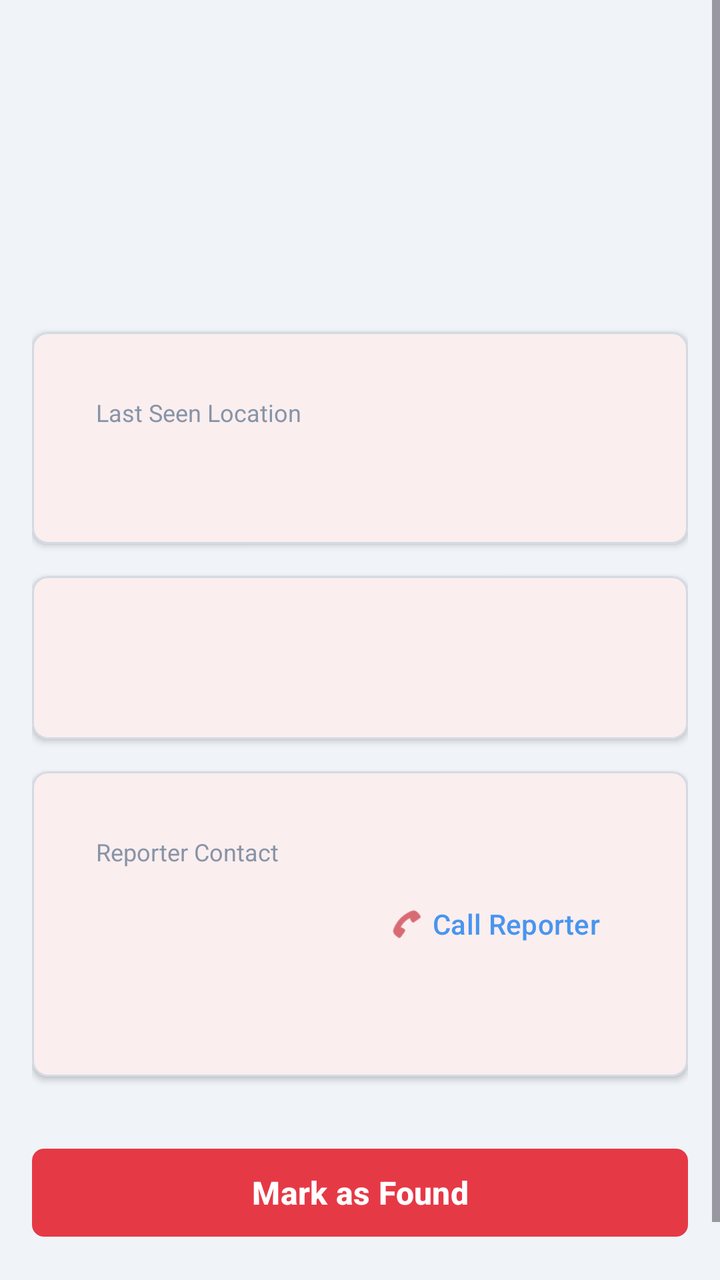
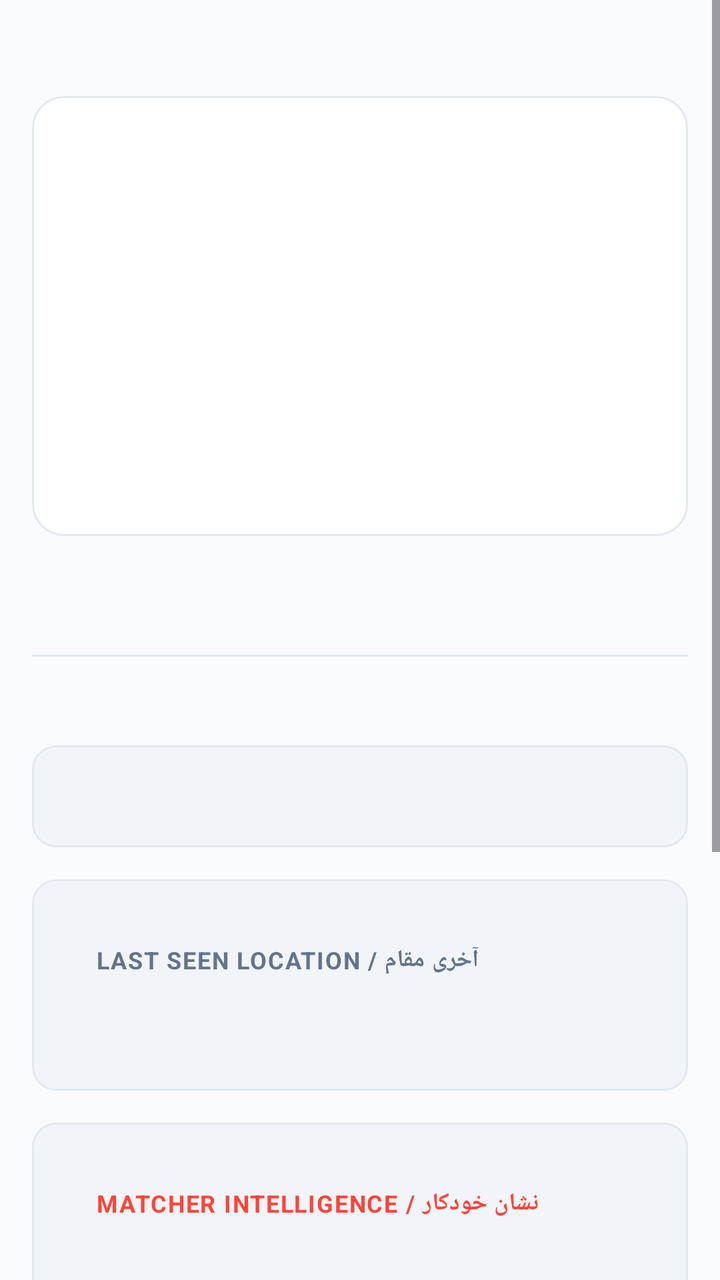

Before-and-after screenshots of an Android layout around one commit, followed by the original layout XML and the change that was made.
<!-- AndroidManifest.xml: application theme Theme.NISHAAN -->
<!-- res/layout/fragment_missing_detail.xml -->
<?xml version="1.0" encoding="utf-8"?>
<ScrollView xmlns:android="http://schemas.android.com/apk/res/android"
    xmlns:app="http://schemas.android.com/apk/res-auto"
    android:layout_width="match_parent"
    android:layout_height="match_parent"
    android:background="?attr/android:colorBackground">

    <LinearLayout
        android:layout_width="match_parent"
        android:layout_height="wrap_content"
        android:orientation="vertical"
        android:padding="@dimen/spacing_md">

        
        <ImageView
            android:id="@+id/personPhoto"
            android:layout_width="match_parent"
            android:layout_height="200dp"
            android:layout_marginTop="@dimen/spacing_xxl"
            android:scaleType="centerCrop"
            android:visibility="gone"
            android:contentDescription="@null" />

        
        <LinearLayout
            android:layout_width="match_parent"
            android:layout_height="wrap_content"
            android:layout_marginTop="@dimen/spacing_lg"
            android:gravity="center_vertical"
            android:orientation="horizontal">

            <TextView
                android:id="@+id/personName"
                style="@style/TextDisplay"
                android:layout_width="0dp"
                android:layout_height="wrap_content"
                android:layout_weight="1" />

            <TextView
                android:id="@+id/statusBadge"
                style="@style/TextBadge"
                android:layout_width="wrap_content"
                android:layout_height="wrap_content"
                android:paddingHorizontal="@dimen/dimen_badge_padding_h"
                android:paddingVertical="@dimen/dimen_badge_padding_v" />
        </LinearLayout>

        
        <TextView
            android:id="@+id/personDetails"
            style="@style/TextBodyLarge"
            android:layout_width="match_parent"
            android:layout_height="wrap_content"
            android:layout_marginTop="@dimen/spacing_sm" />

        <TextView
            android:id="@+id/descriptionText"
            style="@style/TextBodyMedium"
            android:layout_width="match_parent"
            android:layout_height="wrap_content"
            android:layout_marginTop="@dimen/spacing_md" />

        
        <com.google.android.material.card.MaterialCardView
            style="@style/NishaanCard"
            android:layout_width="match_parent"
            android:layout_height="wrap_content"
            android:layout_marginTop="@dimen/spacing_lg">
            <LinearLayout
                android:layout_width="match_parent"
                android:layout_height="wrap_content"
                android:orientation="vertical"
                android:padding="@dimen/spacing_md">
                <TextView style="@style/TextCaption"
                    android:layout_width="wrap_content" android:layout_height="wrap_content"
                    android:text="Last Seen Location" />
                <TextView android:id="@+id/lastSeenText" style="@style/TextBodyLarge"
                    android:layout_width="match_parent" android:layout_height="wrap_content"
                    android:layout_marginTop="@dimen/spacing_xs" />
            </LinearLayout>
        </com.google.android.material.card.MaterialCardView>

        
        <com.google.android.material.card.MaterialCardView
            style="@style/NishaanCard"
            android:layout_width="match_parent"
            android:layout_height="wrap_content"
            android:layout_marginTop="@dimen/spacing_md">
            <LinearLayout
                android:layout_width="match_parent"
                android:layout_height="wrap_content"
                android:orientation="vertical"
                android:padding="@dimen/spacing_md">
                <TextView android:id="@+id/matcherStatusText" style="@style/TextMono"
                    android:layout_width="match_parent" android:layout_height="wrap_content" />
                <TextView android:id="@+id/linkedCrisisText" style="@style/TextBodyMedium"
                    android:layout_width="match_parent" android:layout_height="wrap_content"
                    android:layout_marginTop="@dimen/spacing_xs" android:visibility="gone" />
            </LinearLayout>
        </com.google.android.material.card.MaterialCardView>

        
        <com.google.android.material.card.MaterialCardView
            style="@style/NishaanCard"
            android:layout_width="match_parent"
            android:layout_height="wrap_content"
            android:layout_marginTop="@dimen/spacing_md">
            <LinearLayout
                android:layout_width="match_parent"
                android:layout_height="wrap_content"
                android:orientation="vertical"
                android:padding="@dimen/spacing_md">
                <TextView style="@style/TextCaption"
                    android:layout_width="wrap_content" android:layout_height="wrap_content"
                    android:text="@string/missing_detail_reporter_phone" />

                <LinearLayout
                    android:layout_width="match_parent"
                    android:layout_height="wrap_content"
                    android:layout_marginTop="@dimen/spacing_xs"
                    android:gravity="center_vertical"
                    android:orientation="horizontal">

                    <TextView
                        android:id="@+id/reporterPhoneText"
                        style="@style/TextBodyLarge"
                        android:layout_width="0dp"
                        android:layout_height="wrap_content"
                        android:layout_weight="1" />

                    <com.google.android.material.button.MaterialButton
                        android:id="@+id/btnCallReporter"
                        style="@style/TextButton"
                        android:layout_width="wrap_content"
                        android:layout_height="wrap_content"
                        android:text="@string/btn_call_reporter"
                        app:icon="@android:drawable/ic_menu_call" />
                </LinearLayout>

                <TextView
                    android:id="@+id/reporterRelationshipText"
                    style="@style/TextCaption"
                    android:layout_width="match_parent"
                    android:layout_height="wrap_content"
                    android:layout_marginTop="@dimen/spacing_xs" />
            </LinearLayout>
        </com.google.android.material.card.MaterialCardView>

        
        <com.google.android.material.button.MaterialButton
            android:id="@+id/btnMarkFound"
            style="@style/PrimaryButton"
            android:layout_width="match_parent"
            android:layout_height="wrap_content"
            android:layout_marginTop="@dimen/spacing_xl"
            android:layout_marginBottom="@dimen/spacing_xl"
            android:text="@string/btn_mark_found" />
    </LinearLayout>
</ScrollView>
<!-- resources referenced by this layout -->
<resources>
  <dimen name="dimen_badge_padding_h">8dp</dimen>
  <dimen name="dimen_badge_padding_v">4dp</dimen>
  <dimen name="spacing_lg">24dp</dimen>
  <dimen name="spacing_md">16dp</dimen>
  <dimen name="spacing_sm">8dp</dimen>
  <dimen name="spacing_xl">32dp</dimen>
  <dimen name="spacing_xs">4dp</dimen>
  <dimen name="spacing_xxl">48dp</dimen>
  <style name="NishaanCard" parent="Widget.Material3.CardView.Filled">
          <item name="cardBackgroundColor">?attr/colorSurface</item>
          <item name="cardCornerRadius">@dimen/dimen_card_corner_radius</item>
          <item name="cardElevation">@dimen/dimen_card_elevation</item>
          <item name="strokeWidth">@dimen/dimen_card_stroke_width</item>
          <item name="strokeColor">?attr/colorOutlineVariant</item>
          <item name="contentPadding">@dimen/dimen_card_padding</item>
      </style>
  <style name="PrimaryButton" parent="Widget.Material3.Button">
          <item name="backgroundTint">@color/color_primary</item>
          <item name="android:textColor">@color/white</item>
          <item name="android:textSize">16sp</item>
          <item name="android:textStyle">bold</item>
          <item name="cornerRadius">@dimen/dimen_button_corner_radius</item>
          <item name="android:minHeight">@dimen/dimen_button_height</item>
          <item name="elevation">0dp</item>
      </style>
  <style name="TextBadge">
          <item name="android:textSize">11sp</item>
          <item name="android:textStyle">bold</item>
          <item name="android:textAllCaps">true</item>
      </style>
  <style name="TextBodyLarge">
          <item name="android:textSize">16sp</item>
          <item name="android:textColor">?attr/colorOnBackground</item>
      </style>
  <style name="TextBodyMedium">
          <item name="android:textSize">14sp</item>
          <item name="android:textColor">?attr/colorOnSurface</item>
      </style>
  <style name="TextButton" parent="Widget.Material3.Button.TextButton">
          <item name="android:textColor">@color/color_accent_info</item>
      </style>
  <style name="TextCaption">
          <item name="android:textSize">12sp</item>
          <item name="android:textColor">?attr/colorOnSurfaceVariant</item>
      </style>
  <style name="TextDisplay">
          <item name="android:textSize">28sp</item>
          <item name="android:textStyle">bold</item>
          <item name="android:textColor">?attr/colorOnBackground</item>
      </style>
  <style name="TextMono">
          <item name="android:textSize">13sp</item>
          <item name="android:fontFamily">monospace</item>
          <item name="android:textColor">?attr/colorOnSurface</item>
      </style>
  <dimen name="dimen_card_corner_radius">8dp</dimen>
  <dimen name="dimen_card_elevation">2dp</dimen>
  <color name="color_primary">#E63946</color>
  <color name="white">#FFFFFFFF</color>
  <dimen name="dimen_button_corner_radius">6dp</dimen>
  <dimen name="dimen_button_height">52dp</dimen>
  <color name="color_accent_info">#4895EF</color>
  <color name="color_primary_light">#C1121F</color>
  <color name="color_background_light">#F0F4F8</color>
  <color name="color_on_background_light">#0D1117</color>
  <color name="color_on_surface_light">#3D4A5C</color>
  <color name="color_surface_variant_light">#E8ECF0</color>
  <color name="color_on_surface_muted_light">#8894A6</color>
  <color name="color_divider_light">#D4DAE2</color>
  <!-- unchanged entries left out for length: 8 -->
</resources>

<!-- the commit's change to res/layout/fragment_missing_detail.xml (unified diff, before → after) -->
@@ -9,17 +9,27 @@
         android:layout_width="match_parent"
         android:layout_height="wrap_content"
         android:orientation="vertical"
-        android:padding="@dimen/spacing_md">
-
-        
-        <ImageView
-            android:id="@+id/personPhoto"
-            android:layout_width="match_parent"
-            android:layout_height="200dp"
+        android:paddingHorizontal="@dimen/spacing_md"
+        android:paddingBottom="@dimen/spacing_xl">
+
+        
+        <com.google.android.material.card.MaterialCardView
+            android:layout_width="match_parent"
+            android:layout_height="220dp"
             android:layout_marginTop="@dimen/spacing_xxl"
-            android:scaleType="centerCrop"
-            android:visibility="gone"
-            android:contentDescription="@null" />
+            app:cardCornerRadius="16dp"
+            app:strokeWidth="1dp"
+            app:strokeColor="?attr/colorOutlineVariant"
+            app:cardElevation="0dp">
+
+            <ImageView
+                android:id="@+id/personPhoto"
+                android:layout_width="match_parent"
+                android:layout_height="match_parent"
+                android:scaleType="centerCrop"
+                android:visibility="gone"
+                android:contentDescription="@null" />
+        </com.google.android.material.card.MaterialCardView>
 
         
         <LinearLayout
@@ -27,23 +37,33 @@
             android:layout_height="wrap_content"
             android:layout_marginTop="@dimen/spacing_lg"
             android:gravity="center_vertical"
-            android:orientation="horizontal">
+            android:orientation="horizontal"
+            android:paddingBottom="6dp">
 
             <TextView
                 android:id="@+id/personName"
                 style="@style/TextDisplay"
                 android:layout_width="0dp"
                 android:layout_height="wrap_content"
-                android:layout_weight="1" />
+                android:layout_weight="1"
+                android:textSize="22sp"
+                android:letterSpacing="-0.02" />
 
             <TextView
                 android:id="@+id/statusBadge"
                 style="@style/TextBadge"
                 android:layout_width="wrap_content"
                 android:layout_height="wrap_content"
-                android:paddingHorizontal="@dimen/dimen_badge_padding_h"
-                android:paddingVertical="@dimen/dimen_badge_padding_v" />
+                android:paddingHorizontal="10dp"
+                android:paddingVertical="4dp"
+                android:textSize="9sp" />
         </LinearLayout>
+
+        <View
+            android:layout_width="match_parent"
+            android:layout_height="1dp"
+            android:background="?attr/colorOutlineVariant"
+            android:layout_marginBottom="@dimen/spacing_sm" />
 
         
         <TextView
@@ -51,32 +71,65 @@
             style="@style/TextBodyLarge"
             android:layout_width="match_parent"
             android:layout_height="wrap_content"
-            android:layout_marginTop="@dimen/spacing_sm" />
-
-        <TextView
-            android:id="@+id/descriptionText"
-            style="@style/TextBodyMedium"
-            android:layout_width="match_parent"
-            android:layout_height="wrap_content"
-            android:layout_marginTop="@dimen/spacing_md" />
-
-        
-        <com.google.android.material.card.MaterialCardView
-            style="@style/NishaanCard"
-            android:layout_width="match_parent"
-            android:layout_height="wrap_content"
-            android:layout_marginTop="@dimen/spacing_lg">
+            android:textStyle="bold"
+            android:textSize="15sp"
+            android:textColor="?attr/colorOnBackground" />
+
+        
+        <com.google.android.material.card.MaterialCardView
+            style="@style/NishaanCard"
+            android:layout_width="match_parent"
+            android:layout_height="wrap_content"
+            android:layout_marginTop="@dimen/spacing_md"
+            app:cardCornerRadius="12dp"
+            app:strokeWidth="1dp"
+            app:strokeColor="?attr/colorOutlineVariant"
+            app:cardElevation="0dp">
+
+            <TextView
+                android:id="@+id/descriptionText"
+                style="@style/TextBodyMedium"
+                android:layout_width="match_parent"
+                android:layout_height="wrap_content"
+                android:textSize="14sp"
+                android:lineSpacingExtra="3dp"
+                android:textColor="?attr/colorOnSurface" />
+        </com.google.android.material.card.MaterialCardView>
+
+        
+        <com.google.android.material.card.MaterialCardView
+            style="@style/NishaanCard"
+            android:layout_width="match_parent"
+            android:layout_height="wrap_content"
+            android:layout_marginTop="@dimen/spacing_md"
+            app:cardCornerRadius="12dp"
+            app:strokeWidth="1dp"
+            app:strokeColor="?attr/colorOutlineVariant"
+            app:cardElevation="0dp">
+
             <LinearLayout
                 android:layout_width="match_parent"
                 android:layout_height="wrap_content"
                 android:orientation="vertical"
                 android:padding="@dimen/spacing_md">
-                <TextView style="@style/TextCaption"
-                    android:layout_width="wrap_content" android:layout_height="wrap_content"
-                    android:text="Last Seen Location" />
-                <TextView android:id="@+id/lastSeenText" style="@style/TextBodyLarge"
-                    android:layout_width="match_parent" android:layout_height="wrap_content"
-                    android:layout_marginTop="@dimen/spacing_xs" />
+
+                <TextView
+                    style="@style/TextCaption"
+                    android:layout_width="wrap_content"
+                    android:layout_height="wrap_content"
+                    android:text="LAST SEEN LOCATION / آخری مقام"
+                    android:textStyle="bold"
+                    android:letterSpacing="0.05"
+                    android:textColor="?attr/colorOnSurfaceVariant" />
+
+                <TextView
+                    android:id="@+id/lastSeenText"
+                    style="@style/TextBodyLarge"
+                    android:layout_width="match_parent"
+                    android:layout_height="wrap_content"
+                    android:layout_marginTop="6dp"
+                    android:textSize="14sp"
+                    android:textColor="?attr/colorOnSurface" />
             </LinearLayout>
         </com.google.android.material.card.MaterialCardView>
 
@@ -85,17 +138,46 @@
             style="@style/NishaanCard"
             android:layout_width="match_parent"
             android:layout_height="wrap_content"
-            android:layout_marginTop="@dimen/spacing_md">
+            android:layout_marginTop="@dimen/spacing_md"
+            app:cardCornerRadius="12dp"
+            app:strokeWidth="1dp"
+            app:strokeColor="?attr/colorOutlineVariant"
+            app:cardElevation="0dp">
+
             <LinearLayout
                 android:layout_width="match_parent"
                 android:layout_height="wrap_content"
                 android:orientation="vertical"
                 android:padding="@dimen/spacing_md">
-                <TextView android:id="@+id/matcherStatusText" style="@style/TextMono"
-                    android:layout_width="match_parent" android:layout_height="wrap_content" />
-                <TextView android:id="@+id/linkedCrisisText" style="@style/TextBodyMedium"
-                    android:layout_width="match_parent" android:layout_height="wrap_content"
-                    android:layout_marginTop="@dimen/spacing_xs" android:visibility="gone" />
+
+                <TextView
+                    style="@style/TextCaption"
+                    android:layout_width="wrap_content"
+                    android:layout_height="wrap_content"
+                    android:text="MATCHER INTELLIGENCE / نشان خودکار"
+                    android:textStyle="bold"
+                    android:letterSpacing="0.05"
+                    android:textColor="@color/color_primary" />
+
+                <TextView
+                    android:id="@+id/matcherStatusText"
+                    style="@style/TextMono"
+                    android:layout_width="match_parent"
+                    android:layout_height="wrap_content"
+                    android:layout_marginTop="6dp"
+                    android:textSize="12sp"
+                    android:textColor="?attr/colorOnSurface" />
+
+                <TextView
+                    android:id="@+id/linkedCrisisText"
+                    style="@style/TextBodyMedium"
+                    android:layout_width="match_parent"
+                    android:layout_height="wrap_content"
+                    android:layout_marginTop="6dp"
+                    android:textSize="13sp"
+                    android:textStyle="bold"
+                    android:textColor="?attr/colorOnSurface"
+                    android:visibility="gone" />
             </LinearLayout>
         </com.google.android.material.card.MaterialCardView>
 
@@ -104,20 +186,31 @@
             style="@style/NishaanCard"
             android:layout_width="match_parent"
             android:layout_height="wrap_content"
-            android:layout_marginTop="@dimen/spacing_md">
+            android:layout_marginTop="@dimen/spacing_md"
+            app:cardCornerRadius="12dp"
+            app:strokeWidth="1dp"
+            app:strokeColor="?attr/colorOutlineVariant"
+            app:cardElevation="0dp">
+
             <LinearLayout
                 android:layout_width="match_parent"
                 android:layout_height="wrap_content"
                 android:orientation="vertical"
                 android:padding="@dimen/spacing_md">
-                <TextView style="@style/TextCaption"
-                    android:layout_width="wrap_content" android:layout_height="wrap_content"
-                    android:text="@string/missing_detail_reporter_phone" />
+
+                <TextView
+                    style="@style/TextCaption"
+                    android:layout_width="wrap_content"
+                    android:layout_height="wrap_content"
+                    android:text="@string/missing_detail_reporter_phone"
+                    android:textStyle="bold"
+                    android:letterSpacing="0.05"
+                    android:textColor="?attr/colorOnSurfaceVariant" />
 
                 <LinearLayout
                     android:layout_width="match_parent"
                     android:layout_height="wrap_content"
-                    android:layout_marginTop="@dimen/spacing_xs"
+                    android:layout_marginTop="6dp"
                     android:gravity="center_vertical"
                     android:orientation="horizontal">
 
@@ -126,15 +219,20 @@
                         style="@style/TextBodyLarge"
                         android:layout_width="0dp"
                         android:layout_height="wrap_content"
-                        android:layout_weight="1" />
+                        android:layout_weight="1"
+                        android:textSize="15sp"
+                        android:textColor="?attr/colorOnSurface" />
 
                     <com.google.android.material.button.MaterialButton
                         android:id="@+id/btnCallReporter"
-                        style="@style/TextButton"
+                        style="@style/SecondaryButton"
                         android:layout_width="wrap_content"
-                        android:layout_height="wrap_content"
+                        android:layout_height="38dp"
+                        android:paddingHorizontal="12dp"
                         android:text="@string/btn_call_reporter"
-                        app:icon="@android:drawable/ic_menu_call" />
+                        android:textSize="12sp"
+                        app:icon="@android:drawable/ic_menu_call"
+                        app:iconSize="14dp" />
                 </LinearLayout>
 
                 <TextView
@@ -142,7 +240,9 @@
                     style="@style/TextCaption"
                     android:layout_width="match_parent"
                     android:layout_height="wrap_content"
-                    android:layout_marginTop="@dimen/spacing_xs" />
+                    android:layout_marginTop="8dp"
+                    android:textSize="11sp"
+                    android:textColor="?attr/colorOnSurfaceVariant" />
             </LinearLayout>
         </com.google.android.material.card.MaterialCardView>
 
@@ -153,7 +253,7 @@
             android:layout_width="match_parent"
             android:layout_height="wrap_content"
             android:layout_marginTop="@dimen/spacing_xl"
-            android:layout_marginBottom="@dimen/spacing_xl"
+            android:layout_marginBottom="@dimen/spacing_md"
             android:text="@string/btn_mark_found" />
     </LinearLayout>
 </ScrollView>
<!-- resource entries referenced after the edit -->
@@ -1,17 +1,14 @@
 <!-- resources referenced by this layout -->
 <resources>
-  <dimen name="dimen_badge_padding_h">8dp</dimen>
-  <dimen name="dimen_badge_padding_v">4dp</dimen>
   <dimen name="spacing_lg">24dp</dimen>
   <dimen name="spacing_md">16dp</dimen>
   <dimen name="spacing_sm">8dp</dimen>
   <dimen name="spacing_xl">32dp</dimen>
-  <dimen name="spacing_xs">4dp</dimen>
   <dimen name="spacing_xxl">48dp</dimen>
   <style name="NishaanCard" parent="Widget.Material3.CardView.Filled">
-          <item name="cardBackgroundColor">?attr/colorSurface</item>
+          <item name="cardBackgroundColor">?attr/colorSurfaceVariant</item>
           <item name="cardCornerRadius">@dimen/dimen_card_corner_radius</item>
-          <item name="cardElevation">@dimen/dimen_card_elevation</item>
+          <item name="cardElevation">0dp</item>
           <item name="strokeWidth">@dimen/dimen_card_stroke_width</item>
           <item name="strokeColor">?attr/colorOutlineVariant</item>
           <item name="contentPadding">@dimen/dimen_card_padding</item>
@@ -19,56 +16,69 @@
   <style name="PrimaryButton" parent="Widget.Material3.Button">
           <item name="backgroundTint">@color/color_primary</item>
           <item name="android:textColor">@color/white</item>
-          <item name="android:textSize">16sp</item>
+          <item name="android:textSize">15sp</item>
           <item name="android:textStyle">bold</item>
           <item name="cornerRadius">@dimen/dimen_button_corner_radius</item>
           <item name="android:minHeight">@dimen/dimen_button_height</item>
+          <item name="android:letterSpacing">0.02</item>
           <item name="elevation">0dp</item>
       </style>
+  <style name="SecondaryButton" parent="Widget.Material3.Button.OutlinedButton">
+          <item name="strokeColor">@color/color_primary</item>
+          <item name="strokeWidth">@dimen/dimen_button_outline_stroke</item>
+          <item name="android:textColor">@color/color_primary</item>
+          <item name="android:textSize">15sp</item>
+          <item name="android:textStyle">bold</item>
+          <item name="cornerRadius">@dimen/dimen_button_corner_radius</item>
+          <item name="android:minHeight">@dimen/dimen_button_height</item>
+          <item name="android:letterSpacing">0.02</item>
+      </style>
   <style name="TextBadge">
-          <item name="android:textSize">11sp</item>
+          <item name="android:textSize">10sp</item>
           <item name="android:textStyle">bold</item>
           <item name="android:textAllCaps">true</item>
+          <item name="android:letterSpacing">0.05</item>
       </style>
   <style name="TextBodyLarge">
           <item name="android:textSize">16sp</item>
           <item name="android:textColor">?attr/colorOnBackground</item>
+          <item name="android:letterSpacing">0.0</item>
       </style>
   <style name="TextBodyMedium">
           <item name="android:textSize">14sp</item>
           <item name="android:textColor">?attr/colorOnSurface</item>
-      </style>
-  <style name="TextButton" parent="Widget.Material3.Button.TextButton">
-          <item name="android:textColor">@color/color_accent_info</item>
+          <item name="android:letterSpacing">0.0</item>
       </style>
   <style name="TextCaption">
           <item name="android:textSize">12sp</item>
           <item name="android:textColor">?attr/colorOnSurfaceVariant</item>
+          <item name="android:letterSpacing">0.01</item>
       </style>
   <style name="TextDisplay">
-          <item name="android:textSize">28sp</item>
+          <item name="android:textSize">30sp</item>
           <item name="android:textStyle">bold</item>
           <item name="android:textColor">?attr/colorOnBackground</item>
+          <item name="android:letterSpacing">-0.02</item>
       </style>
   <style name="TextMono">
           <item name="android:textSize">13sp</item>
           <item name="android:fontFamily">monospace</item>
-          <item name="android:textColor">?attr/colorOnSurface</item>
+          <item name="android:textColor">?attr/colorOnSurfaceVariant</item>
+          <item name="android:letterSpacing">-0.01</item>
       </style>
-  <dimen name="dimen_card_corner_radius">8dp</dimen>
-  <dimen name="dimen_card_elevation">2dp</dimen>
-  <color name="color_primary">#E63946</color>
+  <dimen name="dimen_card_corner_radius">12dp</dimen>
+  <color name="color_primary">#FF453A</color>
   <color name="white">#FFFFFFFF</color>
-  <dimen name="dimen_button_corner_radius">6dp</dimen>
-  <dimen name="dimen_button_height">52dp</dimen>
-  <color name="color_accent_info">#4895EF</color>
-  <color name="color_primary_light">#C1121F</color>
-  <color name="color_background_light">#F0F4F8</color>
-  <color name="color_on_background_light">#0D1117</color>
-  <color name="color_on_surface_light">#3D4A5C</color>
-  <color name="color_surface_variant_light">#E8ECF0</color>
-  <color name="color_on_surface_muted_light">#8894A6</color>
-  <color name="color_divider_light">#D4DAE2</color>
+  <dimen name="dimen_button_corner_radius">12dp</dimen>
+  <dimen name="dimen_button_height">54dp</dimen>
+  <dimen name="dimen_button_outline_stroke">1.5dp</dimen>
+  <color name="color_primary_light">#D9382F</color>
+  <color name="color_background_light">#F8FAFC</color>
+  <color name="color_on_background_light">#0F172A</color>
+  <color name="color_on_surface_light">#334155</color>
+  <color name="color_surface_variant_light">#F1F5F9</color>
+  <color name="color_on_surface_muted_light">#64748B</color>
+  <color name="color_divider_light">#E2E8F0</color>
   <!-- unchanged entries left out for length: 8 -->
 </resources>
 
